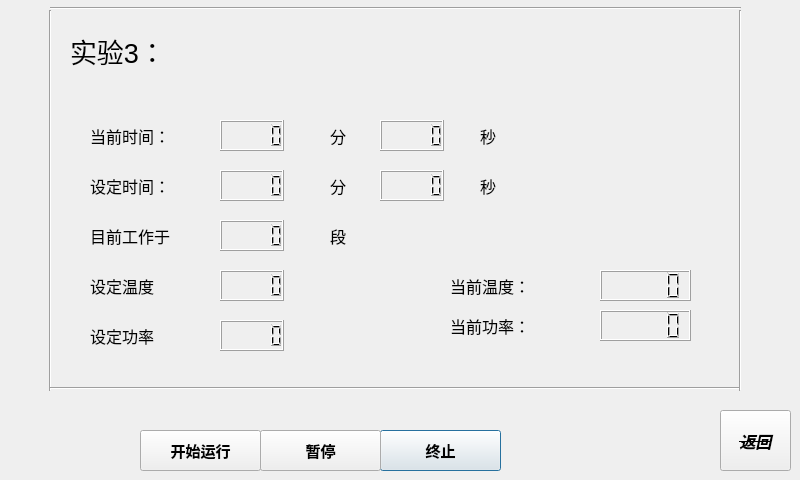
First picture: the form in running_3.ui, repository wanghao-xznu/untitled2, before the edit.
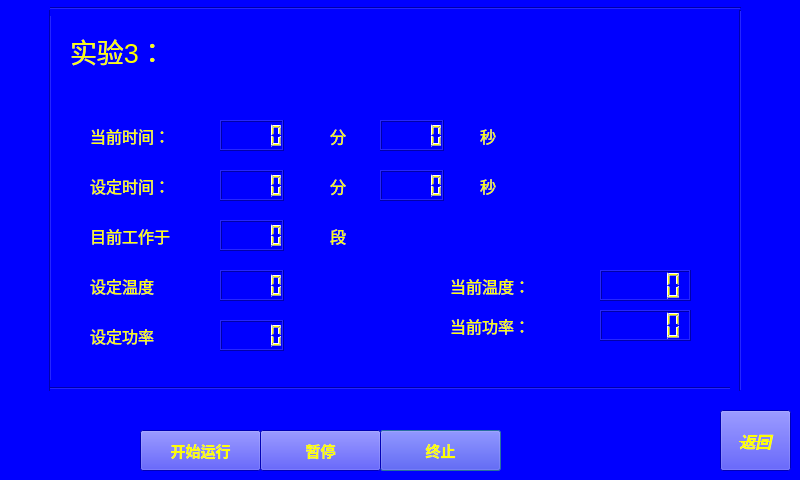
Second picture: the form after the edit.

What changed in the file:
```diff
--- a/running_3.ui
+++ b/running_3.ui
@@ -13,6 +13,10 @@
   <property name="windowTitle">
    <string>Dialog</string>
   </property>
+  <property name="styleSheet">
+   <string notr="true">color: rgb(255, 255, 0);
+background-color: rgb(0, 0, 255);</string>
+  </property>
   <widget class="Line" name="line_2">
    <property name="geometry">
     <rect>
```
